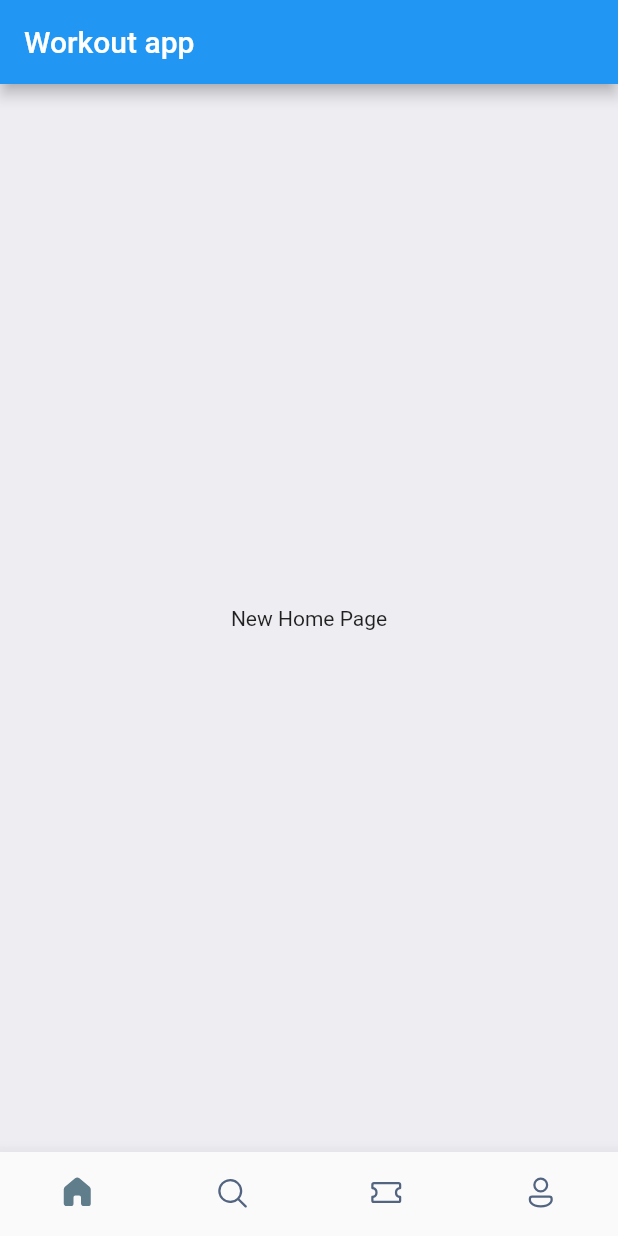
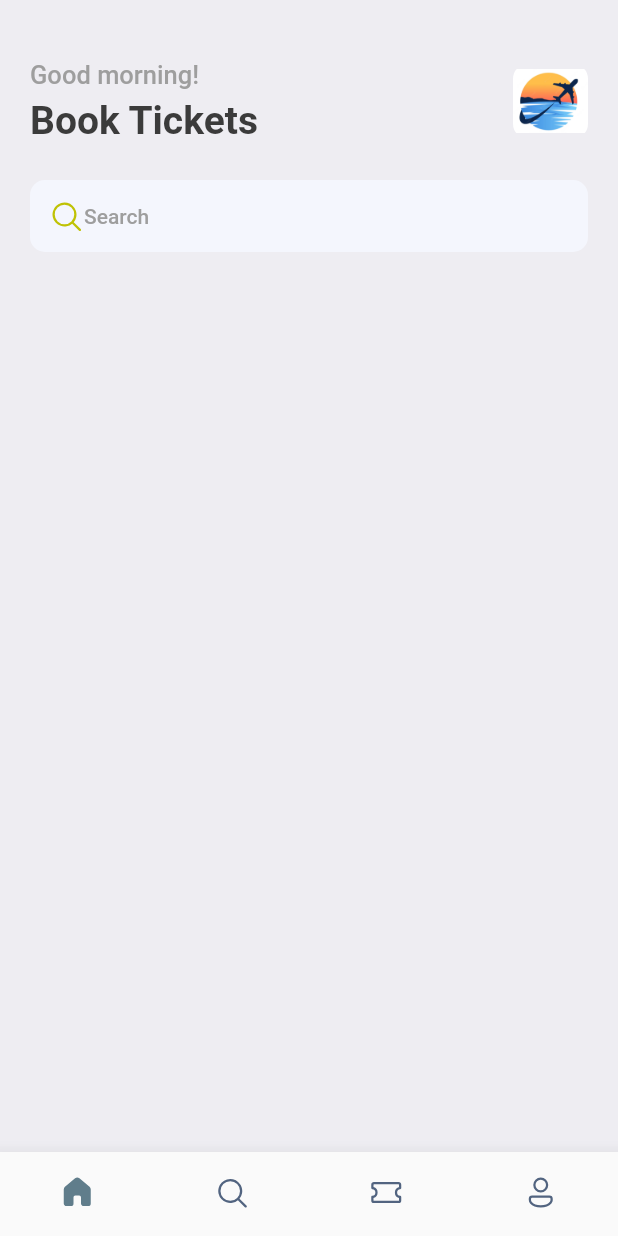
Before and after one commit to nelsonfrank/booking-app-mobile, a Flutter app: the screen it shows after launch, on a phone screen of 412 x 824 dp. Run offline on Flutter 3.47's test engine with Material 2 defaults, Android fonts, the phone set to English and light mode, and no system bars; our stand-ins replace fluentui_icons, gap.

Commit message:
feat: Add Search field

```diff
--- a/lib/main.dart
+++ b/lib/main.dart
@@ -1,5 +1,10 @@
 import 'package:flutter/material.dart';
+
+// Components
 import 'package:booktickets/screens/bottom_bar.dart';
+
+// Utils
+import 'package:booktickets/utils/app_styles.dart';
 
 void main() {
   runApp(const MyApp());
@@ -15,7 +20,7 @@ class MyApp extends StatelessWidget {
       title: 'Flutter Demo',
       debugShowCheckedModeBanner: false,
       theme: ThemeData(
-        primarySwatch: Colors.blue,
+        primaryColor: primary,
       ),
       home: const BottomBar(),
     );
--- a/lib/screens/bottom_bar.dart
+++ b/lib/screens/bottom_bar.dart
@@ -29,9 +29,6 @@ class _BottomBarState extends State<BottomBar> {
   @override
   Widget build(BuildContext context) {
     return Scaffold(
-      appBar: AppBar(
-        title: const Text('Workout app'),
-      ),
       body: Center(child: _widgetOptions[_selectedIndex]),
       bottomNavigationBar: BottomNavigationBar(
           currentIndex: _selectedIndex,
--- a/lib/screens/home_screen.dart
+++ b/lib/screens/home_screen.dart
@@ -1,15 +1,71 @@
+import 'package:fluentui_icons/fluentui_icons.dart';
 import 'package:flutter/material.dart';
+import 'package:gap/gap.dart';
+
+// Utils
+import '../utils/app_styles.dart';
 
 class HomeScreen extends StatelessWidget {
   const HomeScreen({super.key});
 
   @override
   Widget build(BuildContext context) {
-    return const Scaffold(
-      backgroundColor: Color(0xFFeeedf2),
-      body: Center(
-        child: Text("New Home Page"),
-      ),
+    return Scaffold(
+        backgroundColor: Styles.bgColor,
+        body: ListView(
+          children: [
+            Container(
+              padding: const EdgeInsets.symmetric(horizontal: 20),
+              child: Column(children: [
+                const Gap(40),
+                Row(
+                    mainAxisAlignment: MainAxisAlignment.spaceBetween,
+                    children: [
+                      Column(
+                        crossAxisAlignment: CrossAxisAlignment.start,
+                        children: [
+                          Text("Good morning!",
+                              style: Styles.headingLineStyle3),
+                          const Gap(
+                            5,
+                          ),
+                          Text("Book Tickets", style: Styles.headingLineStyle1),
+                        ],
+                      ),
+                      Container(
+                        height: 50,
+                        width: 50,
+                        decoration: BoxDecoration(
+                            borderRadius: BorderRadius.circular(10),
+                            image: const DecorationImage(
+                                fit: BoxFit.fitWidth,
+                                image: AssetImage("assets/images/logo.png"))),
+                      )
+                    ]),
+                const Gap(25),
+                Container(
+                  decoration: BoxDecoration(
+                      borderRadius: BorderRadius.circular(10),
+                      color: const Color(0xFFF4F6FD)),
+                  padding:
+                      const EdgeInsets.symmetric(horizontal: 12, vertical: 12),
+                  child: Row(
+                    children: [
+                      const Icon(
+                        FluentSystemIcons.ic_fluent_search_regular,
+                        color: Color(0xFFBFC205),
+                      ),
+                      Text(
+                        "Search",
+                        style: Styles.headingLineStyle4,
+                      )
+                    ],
+                  ),
+                )
+              ]),
+            )
+          ],
+        )
     );
   }
 }
--- /dev/null
+++ b/lib/utils/app_styles.dart
@@ -0,0 +1,23 @@
+import 'package:flutter/material.dart';
+
+Color primary = const Color(0xFF687daf);
+
+class Styles {
+  // colors
+  static Color primaryColor = primary;
+  static Color textColor = const Color(0xFF3b3b3b);
+  static Color bgColor = const Color(0xFFeeedf2);
+  static Color orangeColor = const Color(0xFF526799);
+
+  // Typography
+  static TextStyle textStyle =
+      TextStyle(fontSize: 16, color: textColor, fontWeight: FontWeight.w500);
+  static TextStyle headingLineStyle1 =
+      TextStyle(fontSize: 26, color: textColor, fontWeight: FontWeight.bold);
+  static TextStyle headingLineStyle2 =
+      TextStyle(fontSize: 21, color: textColor, fontWeight: FontWeight.bold);
+  static TextStyle headingLineStyle3 = TextStyle(
+      fontSize: 17, color: Colors.grey.shade500, fontWeight: FontWeight.w500);
+  static TextStyle headingLineStyle4 = TextStyle(
+      fontSize: 14, color: Colors.grey.shade500, fontWeight: FontWeight.w500);
+}
```
Also changed, not shown: pubspec.yaml (+4 -3 lines), assets/images/logo.png (added), pubspec.lock.
